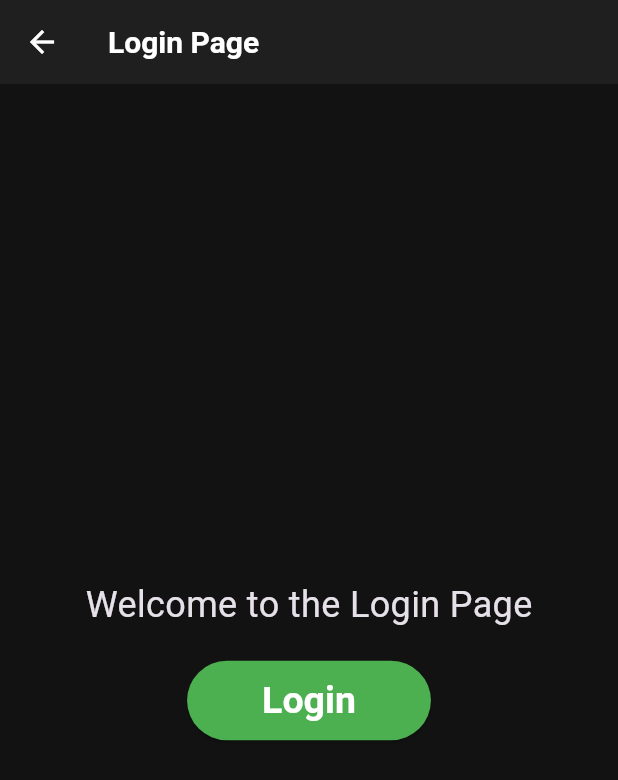
After one commit to mathiasfri/MealGuider_Frontend, a Flutter app: the screen it shows after launch, in the side drawer, after a tap on "Login", on a phone screen of 412 x 824 dp. The commit adds this screen. Shown: the top 780 px of the screen. Run offline on Flutter 3.47's test engine with Material 3 defaults, Android fonts, the light colour scheme and no system bars.

Commit message:
login page and save UserSettings functionality

```diff
--- a/lib/functionality/recipes/pages/recipe_list_page.dart
+++ b/lib/functionality/recipes/pages/recipe_list_page.dart
@@ -14,6 +14,7 @@ class RecipesList extends StatelessWidget {
       difficulty: "Medium",
       time: 30,
       nutrition: Nutrition(
+        id: 1,
         servings: 2,
         calories: 600,
         protein: 25,
@@ -28,6 +29,7 @@ class RecipesList extends StatelessWidget {
       difficulty: "Easy",
       time: 20,
       nutrition: Nutrition(
+        id: 2,
         servings: 3,
         calories: 350,
         protein: 30,
--- a/lib/main.dart
+++ b/lib/main.dart
@@ -37,9 +37,9 @@ class MainApp extends StatelessWidget {
           style: ElevatedButton.styleFrom(
             backgroundColor: Colors.green,
             foregroundColor: Colors.white,
-            padding: const EdgeInsets.symmetric(horizontal: 16, vertical: 12),
+            padding: const EdgeInsets.symmetric(horizontal: 50, vertical: 12),
             textStyle:
-                const TextStyle(fontSize: 16, fontWeight: FontWeight.bold),
+                const TextStyle(fontSize: 25, fontWeight: FontWeight.bold),
           ),
         ),
       ),
--- a/lib/navigation/drawer.dart
+++ b/lib/navigation/drawer.dart
@@ -1,7 +1,8 @@
 import 'package:flutter/material.dart';
 import 'package:mealguider/functionality/recipes/pages/recipe_list_page.dart';
-import 'package:mealguider/functionality/user/pages/user_settings.dart';
+import 'package:mealguider/functionality/user/pages/user_settings_page.dart';
 import 'package:mealguider/navigation/pages/home_screen.dart';
+import 'package:mealguider/navigation/pages/login_page.dart';
 
 class AppDrawer extends StatelessWidget {
   const AppDrawer({super.key});
@@ -25,6 +26,16 @@ class AppDrawer extends StatelessWidget {
             ),
           ),
           ListTile(
+            leading: const Icon(Icons.login),
+            title: const Text('Login'),
+            onTap: () {
+              Navigator.push(
+                context,
+                MaterialPageRoute(builder: (context) => const LoginPage()),
+              );
+            },
+          ),
+          ListTile(
             leading: const Icon(Icons.home),
             title: const Text('Home'),
             onTap: () {
@@ -40,7 +51,8 @@ class AppDrawer extends StatelessWidget {
             onTap: () {
               Navigator.push(
                 context,
-                MaterialPageRoute(builder: (context) => const UserSettings()),
+                MaterialPageRoute(
+                    builder: (context) => const UserSettingsPage()),
               );
             },
           ),
--- /dev/null
+++ b/lib/navigation/pages/login_page.dart
@@ -0,0 +1,32 @@
+import 'package:flutter/material.dart';
+
+class LoginPage extends StatelessWidget {
+  const LoginPage({super.key});
+
+  @override
+  Widget build(BuildContext context) {
+    return Scaffold(
+      appBar: AppBar(
+        title: const Text('Login Page'),
+      ),
+      body: Center(
+        child: Column(
+          mainAxisAlignment: MainAxisAlignment.center,
+          children: <Widget>[
+            const Text(
+              'Welcome to the Login Page',
+              style: TextStyle(fontSize: 24),
+            ),
+            const SizedBox(height: 20),
+            ElevatedButton(
+              onPressed: () {
+                // Add your onPressed code here!
+              },
+              child: const Text('Login'),
+            ),
+          ],
+        ),
+      ),
+    );
+  }
+}
```
Also changed, not shown: lib/functionality/recipes/model/recipe.dart (+44 -0 lines), lib/functionality/user/model/user.dart (added, +39 -0 lines), lib/functionality/user/model/user_settings.dart (added, +48 -0 lines), lib/functionality/user/pages/user_settings_page.dart (renamed from lib/functionality/user/pages/user_settings.dart, +30 -4 lines), lib/functionality/user/service/user_service.dart (+19 -0 lines).
